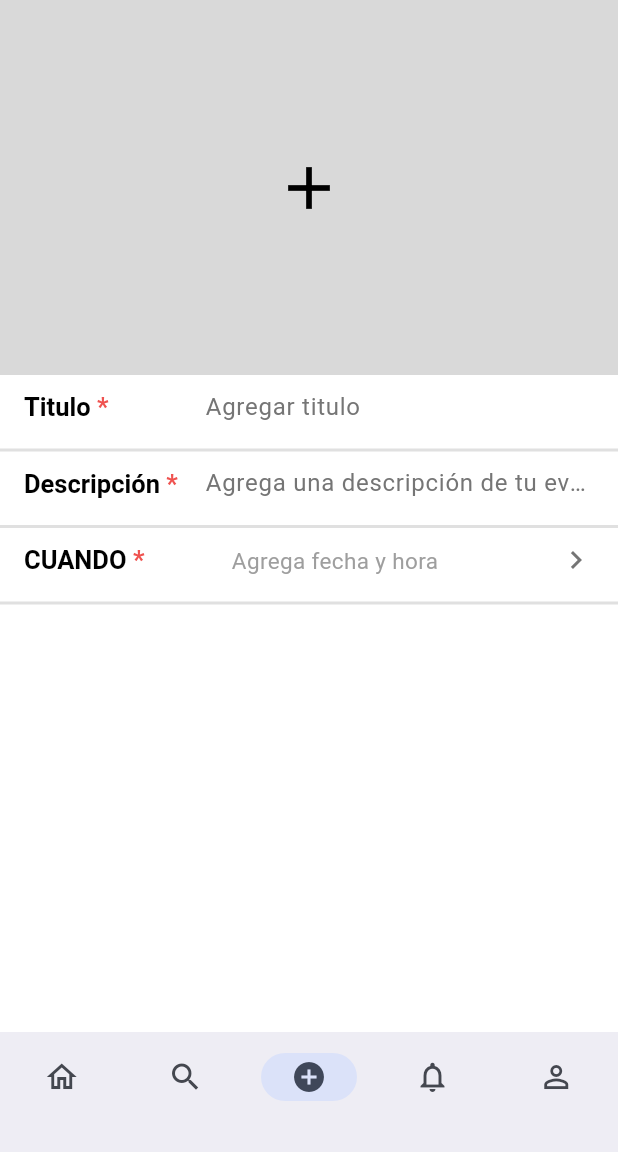
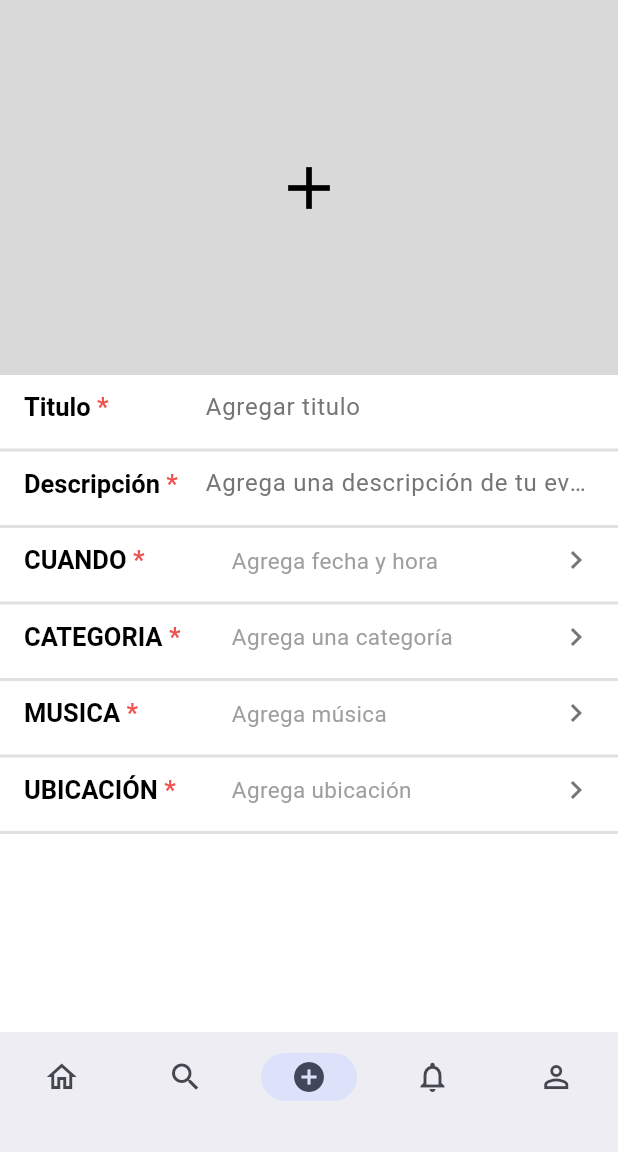
Before and after one commit to valeraruggierotesisucv/flutter-app, a Flutter app: the screen it shows once a user with an empty profile is signed in, item 3 of the bottom bar chosen, on a phone screen of 412 x 824 dp, the part 84-1236 px from its top. Run offline on Flutter 3.47's test engine with Material 3 defaults, Android fonts, the phone set to English and light mode, and no system bars; our stand-ins replace audioplayers, flutter_dotenv, image_picker, supabase_flutter, table_calendar; accounts and stored records are empty; generated files the repository leaves out were written again.

Commit message:
more fields

```diff
--- a/lib/views/add_view.dart
+++ b/lib/views/add_view.dart
@@ -47,6 +47,10 @@ class _AddViewScreenState extends State<AddViewScreen> {
   DateTime? _date;
   String? _startsAt;
   String? _endsAt;
+  String? _category;
+  String? _music;
+  String? _latitude;
+  String? _longitude;
 
   Future<void> _takePhoto() async {
     final XFile? photo =
@@ -104,6 +108,8 @@ class _AddViewScreenState extends State<AddViewScreen> {
             });
           },
         );
+      case StepsEnum.categoryStep:
+        return _defaultWidget();
       default:
         return _defaultWidget();
     }
@@ -120,6 +126,9 @@ class _AddViewScreenState extends State<AddViewScreen> {
             _addTitle(title: _title),
             _addDescription(description: _description),
             _addDate(date: _date, startsAt: _startsAt, endsAt: _endsAt),
+            _addCategory(category: _category),
+            _addMusic(music: _music),
+            _addLocation(latitude: _latitude, longitude: _longitude)
           ],
         ),
       ),
@@ -215,12 +224,78 @@ class _AddViewScreenState extends State<AddViewScreen> {
     );
   }
 
+  Widget _categoryPill(String category) {
+    return Row(
+      mainAxisAlignment: MainAxisAlignment.spaceBetween,
+      children: [
+        Row(
+          children: [CustomChip(label: category), SizedBox(width: 8)],
+        ),
+        // Icono de borrar
+        IconButton(
+          icon:
+              Icon(Icons.close, color: Theme.of(context).colorScheme.secondary),
+          onPressed: () {
+            setState(() {
+              _category = null;
+            });
+          },
+        ),
+      ],
+    );
+  }
+
+  Widget _musicPill(String music) {
+    return Row(
+      mainAxisAlignment: MainAxisAlignment.spaceBetween,
+      children: [
+        Row(
+          children: [CustomChip(label: music), SizedBox(width: 8)],
+        ),
+        // Icono de borrar
+        IconButton(
+          icon:
+              Icon(Icons.close, color: Theme.of(context).colorScheme.secondary),
+          onPressed: () {
+            setState(() {
+              _music = null;
+            });
+          },
+        ),
+      ],
+    );
+  }
+
+  Widget _locationPills(String latitude, String longitude) {
+    return Row(
+      mainAxisAlignment: MainAxisAlignment.spaceBetween,
+      children: [
+        Row(
+          children: [
+            CustomChip(label: latitude),
+            SizedBox(width: 8),
+            CustomChip(label: longitude)
+          ],
+        ),
+        // Icono de borrar
+        IconButton(
+          icon:
+              Icon(Icons.close, color: Theme.of(context).colorScheme.secondary),
+          onPressed: () {
+            setState(() {
+              _latitude = null;
+              _longitude = null;
+            });
+          },
+        ),
+      ],
+    );
+  }
+
   Widget _addDate({DateTime? date, String? startsAt, String? endsAt}) {
     debugPrint("This is the date--${date.toString()}");
 
-    return GestureDetector(
-      onTap: () => debugPrint("TAP"),
-      child: (date != null)
+    return (date != null)
         ? DisplayInput(
             label: "CUANDO",
             data: _datePills(formatDateToLocalString(date), "FALTA", ""),
@@ -234,7 +309,44 @@ class _AddViewScreenState extends State<AddViewScreen> {
                 currentStep = StepsEnum.dateStep;
               })
             },
-            ),
+          );
+  }
+
+  Widget _addCategory({String? category}) {
+    return (category != null)
+        ? DisplayInput(label: "CATEGORIA", data: _categoryPill(category))
+        : CustomInput(
+            label: "CATEGORIA",
+            placeholder: "Agrega una categoría",
+            variant: InputVariant.arrow,
+            onPress: () => {
+              setState(() {
+                currentStep = StepsEnum.categoryStep;
+              })
+            },
+          );
+  }
+
+  Widget _addMusic({String? music}) {
+    return (music != null)
+        ? DisplayInput(label: "CATEGORIA", data: _musicPill(music))
+        : CustomInput(
+            label: "MUSICA",
+            placeholder: "Agrega música",
+            variant: InputVariant.arrow,
+            onPress: () => {},
+          );
+  }
+
+  Widget _addLocation({String? latitude, String? longitude}) {
+    return (latitude != null && longitude != null)
+        ? DisplayInput(
+            label: "CATEGORIA", data: _locationPills(latitude, longitude))
+        : CustomInput(
+            label: "UBICACIÓN",
+            placeholder: "Agrega ubicación",
+            variant: InputVariant.arrow,
+            onPress: () => {},
           );
   }
 }
```
Lines whose indentation alone changed are shown as unchanged.
